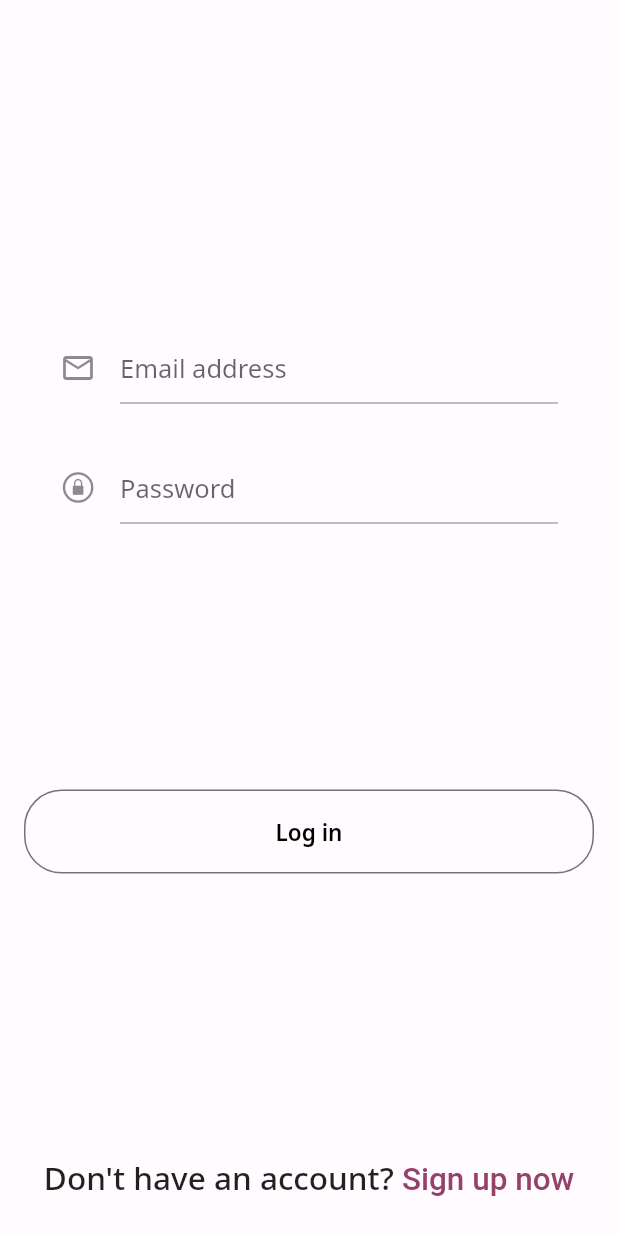
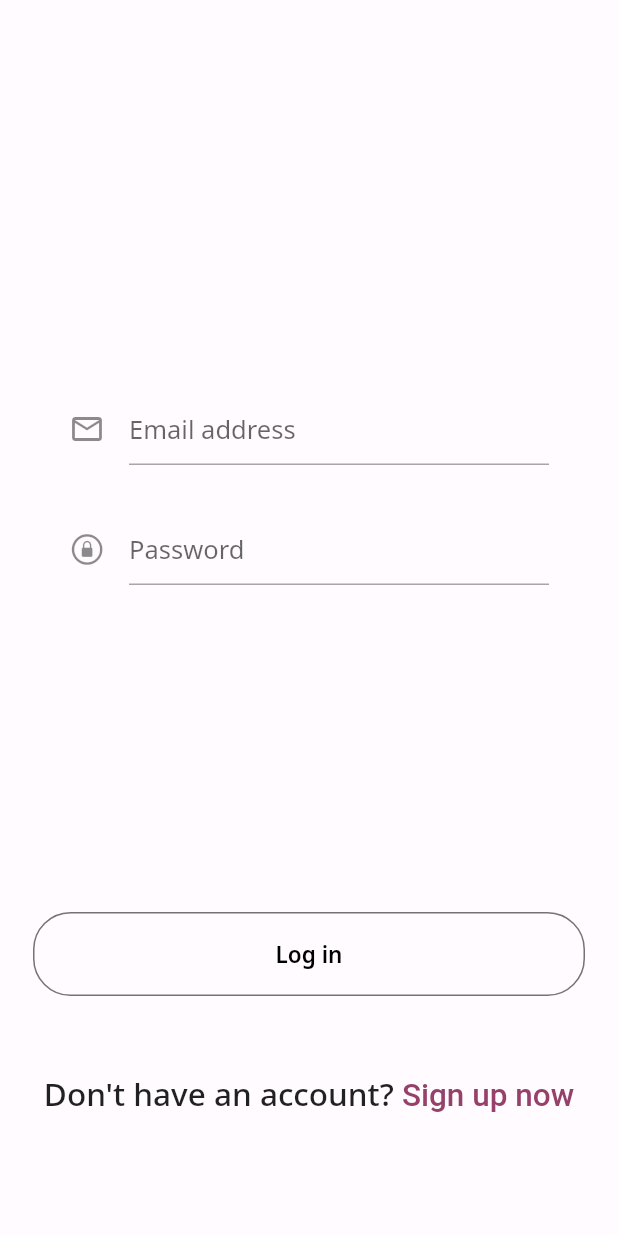
Before and after one commit to temsk3/spel1_jumblemoll, a Flutter app: the LoginPage screen opened directly, on a phone screen of 412 x 824 dp. Run offline on Flutter 3.47's test engine with Material 2 defaults, Android fonts, the phone set to English and light mode, and no system bars; our stand-ins replace auto_route, cached_network_image, cloud_firestore, cloud_functions, device_preview, file_picker and 16 more; missing offline and left inert: crop_your_image, stripe_sdk; accounts and stored records are empty; generated files the repository leaves out were written again.

Commit message:
20220722

```diff
--- a/lib/ui/auth/login_page.dart
+++ b/lib/ui/auth/login_page.dart
@@ -143,9 +143,13 @@ class _LoginPageState extends State<LoginPage> {
                       }));
             }
 
-            return Center(
+            return SingleChildScrollView(
+              child: Center(
                 child: SizedBox(
-                width: MediaQuery.of(context).size.width >= 768 ? 400 : null,
+                  // width: MediaQuery.of(context).size.width >= 768 ? 400 : null,
+                  width: 400,
+                  // height: MediaQuery.of(context).size.width >= 768 ? null : 768,
+                  height: 768,
                   child: Form(
                     key: _formKey,
                     child: Column(
@@ -172,8 +176,10 @@ class _LoginPageState extends State<LoginPage> {
                                         horizontal: 16, vertical: 4),
                                     decoration: BoxDecoration(
                                         // color: Colors.white,
-                                      borderRadius: BorderRadius.circular(25)),
+                                        borderRadius:
+                                            BorderRadius.circular(25)),
                                     child: TextFormField(
+                                      textInputAction: TextInputAction.next,
                                       controller: _name,
                                       autocorrect: true,
                                       enableSuggestions: true,
@@ -208,6 +214,7 @@ class _LoginPageState extends State<LoginPage> {
                                       // color: Colors.white,
                                       borderRadius: BorderRadius.circular(25)),
                                   child: TextFormField(
+                                    textInputAction: TextInputAction.next,
                                     controller: _email,
                                     autocorrect: true,
                                     enableSuggestions: true,
@@ -241,6 +248,7 @@ class _LoginPageState extends State<LoginPage> {
                                       // color: Colors.white,
                                       borderRadius: BorderRadius.circular(25)),
                                   child: TextFormField(
+                                    textInputAction: TextInputAction.next,
                                     controller: _password,
                                     obscureText: true,
                                     validator: (value) {
@@ -271,8 +279,10 @@ class _LoginPageState extends State<LoginPage> {
                                         horizontal: 16, vertical: 4),
                                     decoration: BoxDecoration(
                                         // color: Colors.white,
-                                      borderRadius: BorderRadius.circular(25)),
+                                        borderRadius:
+                                            BorderRadius.circular(25)),
                                     child: TextFormField(
+                                      textInputAction: TextInputAction.done,
                                       obscureText: true,
                                       decoration: const InputDecoration(
                                         hintText: 'Confirm password',
@@ -302,7 +312,7 @@ class _LoginPageState extends State<LoginPage> {
                           ),
                         ),
                         Expanded(
-                        flex: 2,
+                          // flex: 2,
                           child: SizedBox(
                             width: double.infinity,
                             // decoration: const BoxDecoration(color: Colors.white),
@@ -312,8 +322,8 @@ class _LoginPageState extends State<LoginPage> {
                               children: [
                                 Container(
                                   padding: const EdgeInsets.only(top: 32.0),
-                                margin:
-                                    const EdgeInsets.symmetric(horizontal: 16),
+                                  margin: const EdgeInsets.symmetric(
+                                      horizontal: 16),
                                   width: double.infinity,
                                   child: _isLoading
                                       ? const Center(
@@ -424,6 +434,7 @@ class _LoginPageState extends State<LoginPage> {
                     ),
                   ),
                 ),
+              ),
             );
           },
         ),
```
Also changed, not shown: lib/ui/common/drawer.dart (+62 -6 lines). Lines whose indentation alone changed are shown as unchanged.
